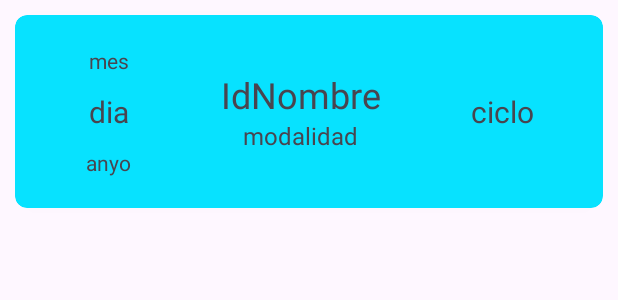
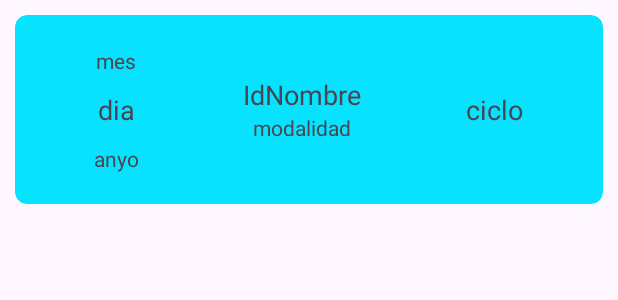
Before and after one commit to CarlosMolinesPastor/damAndroidKotlin, an Android app: the layout item_alumno.xml on its own in the app's theme, with its tools: preview values and no code run, on a phone screen of 412 x 824 dp. Shown: the top 300 px of the screen. Run offline under Robolectric (Android 15) with nearby library versions, the phone set to English and light mode, and no system bars; Roboto replaces fonts that are not available here.

Commit message:
Practice 2 finish

```diff
--- a/07DatosAlumno2/app/src/main/java/com/karlinux/datosalumno2/Datos.kt
+++ b/07DatosAlumno2/app/src/main/java/com/karlinux/datosalumno2/Datos.kt
@@ -1,9 +1,13 @@
 //Creamos el data class para poder crear la lista que le pasamos
 package com.karlinux.datosalumno2
 
+//Creamos la data class Datos
 data class Datos (
-    val fecha :String,
+    val dia :String,
+    val mes: String,
+    val ano :String,
     val nombre: String,
     val modalidad: String,
     val ciclo: String,
+    val grupoClase: String
 )
--- a/07DatosAlumno2/app/src/main/res/layout/item_alumno.xml
+++ b/07DatosAlumno2/app/src/main/res/layout/item_alumno.xml
@@ -12,7 +12,7 @@
     app:cardElevation="4dp">
 
     <LinearLayout
-        android:layout_width="374dp"
+        android:layout_width="match_parent"
         android:layout_height="wrap_content"
         android:layout_margin="10dp"
         android:baselineAligned="false"
@@ -28,7 +28,7 @@
 
             <TextView
                 android:id="@+id/labelMes"
-                android:layout_width="match_parent"
+                android:layout_width="wrap_content"
                 android:layout_height="wrap_content"
                 android:layout_gravity="center"
                 android:fontFamily="@font/roboto_medium"
@@ -38,14 +38,14 @@
 
             <TextView
                 android:id="@+id/labeDia"
-                android:layout_width="match_parent"
+                android:layout_width="wrap_content"
                 android:layout_height="wrap_content"
                 android:layout_gravity="center"
                 android:fontFamily="@font/roboto_medium"
                 android:gravity="center"
                 android:padding="5dp"
                 android:text="@string/dia"
-                android:textSize="20sp" />
+                android:textSize="18sp" />
 
             <TextView
                 android:id="@+id/labelAnyo"
@@ -62,7 +62,7 @@
         <LinearLayout
             android:layout_width="wrap_content"
             android:layout_height="wrap_content"
-            android:layout_gravity="center"
+            android:layout_gravity="center|center_horizontal|center_vertical"
             android:layout_weight="1"
             android:orientation="vertical">
 
@@ -70,10 +70,10 @@
                 android:id="@+id/labelNombre"
                 android:layout_width="wrap_content"
                 android:layout_height="wrap_content"
-                android:layout_gravity="center|center_horizontal|center_vertical"
+                android:layout_gravity="center|center_horizontal"
                 android:fontFamily="@font/roboto_medium"
                 android:text="@string/idnombre"
-                android:textSize="24sp" />
+                android:textSize="18sp" />
 
             <TextView
                 android:id="@+id/labelModalidad"
@@ -82,7 +82,7 @@
                 android:layout_gravity="center|center_horizontal|center_vertical"
                 android:fontFamily="@font/roboto_light"
                 android:text="@string/modalidad"
-                android:textSize="16sp" />
+                android:textSize="14sp" />
 
         </LinearLayout>
 
@@ -101,7 +101,7 @@
                 android:fontFamily="@font/roboto_medium"
                 android:padding="5dp"
                 android:text="@string/ciclo"
-                android:textSize="20sp" />
+                android:textSize="18sp" />
         </LinearLayout>
 
     </LinearLayout>
```
Also changed, not shown: 07DatosAlumno2/app/src/main/java/com/karlinux/datosalumno2/DatosAdapter.kt (+14 -6 lines), 07DatosAlumno2/app/src/main/java/com/karlinux/datosalumno2/MainActivity.kt (+58 -13 lines), 07DatosAlumno2/app/src/main/java/com/karlinux/datosalumno2/SeconActivity.kt (+14 -11 lines), 07DatosAlumno2/app/src/main/java/com/karlinux/datosalumno2/ThirdActivity.kt (+8 -4 lines).
